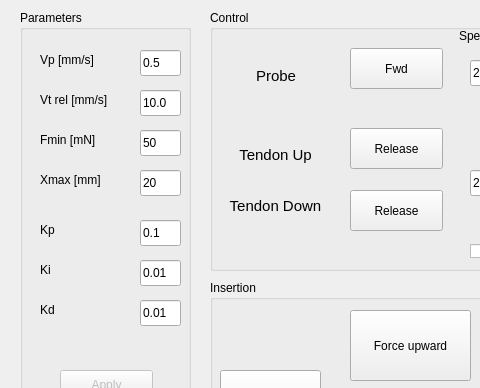
Above: microprobe_app/mainwindow.ui from AlexMarguet/microbs-microprobe before the change; both pictures show x 0 to 480 and y 0 to 388 of the 1155 by 655 pixel window. Below: the same form after it.
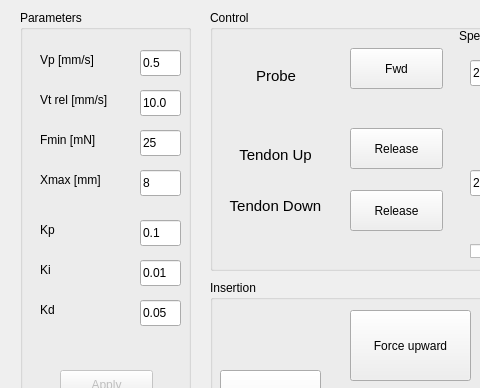
That is the form after the change.

Patch:
```diff
--- a/microprobe_app/mainwindow.ui
+++ b/microprobe_app/mainwindow.ui
@@ -660,7 +660,7 @@
       </rect>
      </property>
      <property name="text">
-      <string>50</string>
+      <string>25</string>
      </property>
     </widget>
     <widget class="QLabel" name="label_11">
@@ -686,7 +686,7 @@
       </rect>
      </property>
      <property name="text">
-      <string>20</string>
+      <string>8</string>
      </property>
     </widget>
     <widget class="QLabel" name="label_12">
@@ -783,7 +783,7 @@
       </rect>
      </property>
      <property name="text">
-      <string>0.01</string>
+      <string>0.05</string>
      </property>
     </widget>
     <widget class="QLabel" name="label_16">
```
